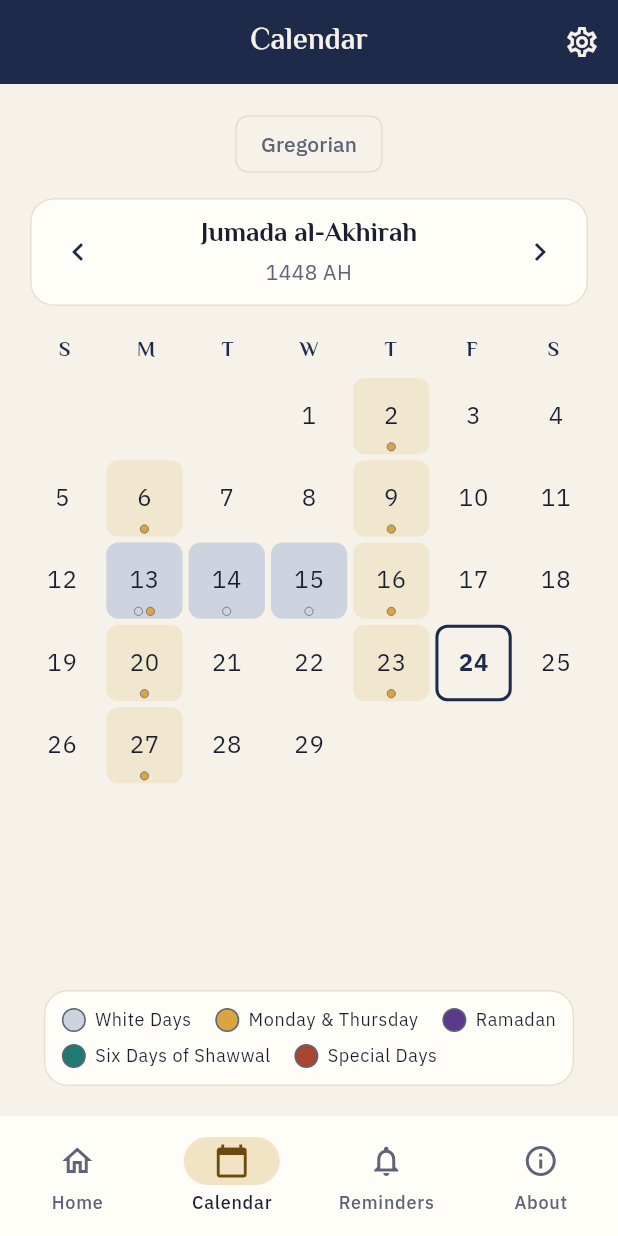
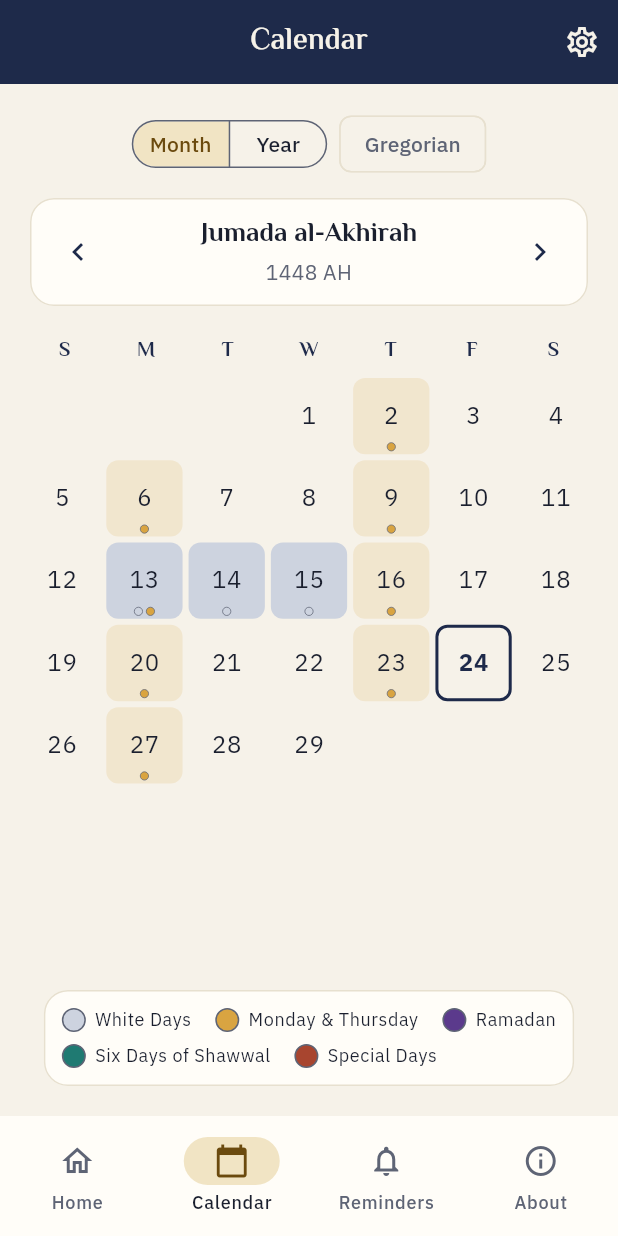
Before and after one commit to msalah104/Fasomo, a Flutter app: the screen it shows after launch, item 2 of the bottom bar chosen, on a phone screen of 412 x 824 dp. Run offline on Flutter 3.47's test engine with Material 3 defaults, Android fonts, the phone set to English and light mode, and no system bars; our stand-ins replace bloc_concurrency, clock, equatable, firebase_core, firebase_messaging, flutter_bloc and 6 more; accounts and stored records are empty.

Commit message:
feat: Hijri year view with fasting days marked
- A Month / Year switch above the calendar. The year view shows all twelve
  Hijri months as mini months, with each fasting day dotted in its type's
  colour, today ringed and the current month outlined and announced.
- Year navigation with directional arrows; a year outside the supported
  range keeps the last good year and shows a snackbar.
- Tapping a mini month opens it in the month view; Today also leaves the
  year view for the current month.
- Adaptive by the width the view is given (LayoutBuilder): two columns on
  compact, three on medium, four on expanded. Rows size to their tallest
  month, and the legend scrolls after the months so they get the room.
- Each mini month is a single screen-reader button named with its number of
  fasting days (ICU plural in English and Arabic).

Co-Authored-By: Claude Opus 5.5 <noreply@anthropic.com>
Claude-Session: https://claude.ai/code/session_01EHb8v8nzXoMwJ9rhxwRcaJ

```diff
--- a/lib/core/di/injection_container.dart
+++ b/lib/core/di/injection_container.dart
@@ -17,6 +17,7 @@ import 'package:fasomo/features/calendar/domain/repositories/calendar_preference
 import 'package:fasomo/features/calendar/domain/repositories/calendar_repository.dart';
 import 'package:fasomo/features/calendar/domain/usecases/get_current_hijri_month.dart';
 import 'package:fasomo/features/calendar/domain/usecases/get_hijri_month.dart';
+import 'package:fasomo/features/calendar/domain/usecases/get_hijri_year.dart';
 import 'package:fasomo/features/calendar/domain/usecases/get_show_gregorian_days.dart';
 import 'package:fasomo/features/calendar/domain/usecases/save_show_gregorian_days.dart';
 import 'package:fasomo/features/calendar/presentation/bloc/calendar_bloc.dart';
@@ -102,12 +103,14 @@ Future<void> init({PlatformServices? platform}) async {
       () => CalendarBloc(
         getCurrentHijriMonth: sl(),
         getHijriMonth: sl(),
+        getHijriYear: sl(),
         getShowGregorianDays: sl(),
         saveShowGregorianDays: sl(),
       ),
     )
     ..registerLazySingleton(() => GetCurrentHijriMonth(sl()))
     ..registerLazySingleton(() => GetHijriMonth(sl()))
+    ..registerLazySingleton(() => GetHijriYear(sl()))
     ..registerLazySingleton(() => GetShowGregorianDays(sl()))
     ..registerLazySingleton(() => SaveShowGregorianDays(sl()))
     ..registerLazySingleton<CalendarRepository>(
--- a/lib/features/calendar/data/repositories/calendar_repository_impl.dart
+++ b/lib/features/calendar/data/repositories/calendar_repository_impl.dart
@@ -5,6 +5,7 @@ import 'package:fasomo/core/calendar/hijri_date.dart';
 import 'package:fasomo/core/error/failures.dart';
 import 'package:fasomo/core/error/result.dart';
 import 'package:fasomo/features/calendar/domain/entities/calendar_day.dart';
+import 'package:fasomo/features/calendar/domain/entities/calendar_month.dart';
 import 'package:fasomo/features/calendar/domain/repositories/calendar_repository.dart';
 
 class CalendarRepositoryImpl implements CalendarRepository {
@@ -37,6 +38,21 @@ class CalendarRepositoryImpl implements CalendarRepository {
     ]);
   }
 
+  @override
+  Result<List<CalendarMonth>, CalendarFailure> getYear(int year) {
+    final months = <CalendarMonth>[];
+    for (var number = 1; number <= 12; number++) {
+      final month = HijriMonth(year, number);
+      switch (getMonth(month)) {
+        case Ok(value: final days):
+          months.add(CalendarMonth(month: month, days: days));
+        case Err(:final failure):
+          return Err(failure);
+      }
+    }
+    return Ok(months);
+  }
+
   CalendarFailure _outOfRange() => CalendarOutOfRange(
     minHijriYear: calendar.converter.minHijriYear,
     maxHijriYear: calendar.converter.maxHijriYear,
--- /dev/null
+++ b/lib/features/calendar/domain/entities/calendar_month.dart
@@ -0,0 +1,22 @@
+import 'package:equatable/equatable.dart';
+import 'package:fasomo/core/calendar/hijri_date.dart';
+import 'package:fasomo/features/calendar/domain/entities/calendar_day.dart';
+
+/// One Hijri month with its days, as drawn in the year view.
+class CalendarMonth extends Equatable {
+  const new({required this.month, required this.days});
+
+  final HijriMonth month;
+
+  /// Every day of [month], in order.
+  final List<CalendarDay> days;
+
+  /// Whether today falls in this month.
+  bool get containsToday => days.any((day) => day.isToday);
+
+  /// How many of the days are fasting days.
+  int get fastingDayCount => days.where((day) => day.isFastingDay).length;
+
+  @override
+  List<Object> get props => [month, days];
+}
--- a/lib/features/calendar/domain/repositories/calendar_repository.dart
+++ b/lib/features/calendar/domain/repositories/calendar_repository.dart
@@ -2,6 +2,7 @@ import 'package:fasomo/core/calendar/hijri_date.dart';
 import 'package:fasomo/core/error/failures.dart';
 import 'package:fasomo/core/error/result.dart';
 import 'package:fasomo/features/calendar/domain/entities/calendar_day.dart';
+import 'package:fasomo/features/calendar/domain/entities/calendar_month.dart';
 
 abstract interface class CalendarRepository {
   /// The Hijri month containing today.
@@ -9,4 +10,7 @@ abstract interface class CalendarRepository {
 
   /// Every day of [month], in order.
   Result<List<CalendarDay>, CalendarFailure> getMonth(HijriMonth month);
+
+  /// The twelve months of the Hijri [year], Muharram first.
+  Result<List<CalendarMonth>, CalendarFailure> getYear(int year);
 }
--- /dev/null
+++ b/lib/features/calendar/domain/usecases/get_hijri_year.dart
@@ -0,0 +1,17 @@
+import 'package:fasomo/core/error/failures.dart';
+import 'package:fasomo/core/error/result.dart';
+import 'package:fasomo/core/usecases/usecase.dart';
+import 'package:fasomo/features/calendar/domain/entities/calendar_month.dart';
+import 'package:fasomo/features/calendar/domain/repositories/calendar_repository.dart';
+
+/// The twelve months of a Hijri year; the parameter is the year.
+class GetHijriYear
+    implements UseCase<Result<List<CalendarMonth>, CalendarFailure>, int> {
+  const new(this.repository);
+
+  final CalendarRepository repository;
+
+  @override
+  Result<List<CalendarMonth>, CalendarFailure> call(int year) =>
+      repository.getYear(year);
+}
--- a/lib/features/calendar/presentation/bloc/calendar_bloc.dart
+++ b/lib/features/calendar/presentation/bloc/calendar_bloc.dart
@@ -5,8 +5,10 @@ import 'package:fasomo/core/error/failures.dart';
 import 'package:fasomo/core/error/result.dart';
 import 'package:fasomo/core/usecases/usecase.dart';
 import 'package:fasomo/features/calendar/domain/entities/calendar_day.dart';
+import 'package:fasomo/features/calendar/domain/entities/calendar_month.dart';
 import 'package:fasomo/features/calendar/domain/usecases/get_current_hijri_month.dart';
 import 'package:fasomo/features/calendar/domain/usecases/get_hijri_month.dart';
+import 'package:fasomo/features/calendar/domain/usecases/get_hijri_year.dart';
 import 'package:fasomo/features/calendar/domain/usecases/get_show_gregorian_days.dart';
 import 'package:fasomo/features/calendar/domain/usecases/save_show_gregorian_days.dart';
 import 'package:flutter_bloc/flutter_bloc.dart';
@@ -20,6 +22,7 @@ class CalendarBloc extends Bloc<CalendarEvent, CalendarState> {
   new({
     required this.getCurrentHijriMonth,
     required this.getHijriMonth,
+    required this.getHijriYear,
     required this.getShowGregorianDays,
     required this.saveShowGregorianDays,
   }) : super(
@@ -36,6 +39,10 @@ class CalendarBloc extends Bloc<CalendarEvent, CalendarState> {
     on<ChangeMonth>((event, emit) => _showMonth(event.month, emit));
     on<NextMonth>(_onNextMonth);
     on<PreviousMonth>(_onPreviousMonth);
+    on<ShowYearView>(_onShowYearView);
+    on<ShowMonthView>(_onShowMonthView);
+    on<NextYear>(_onNextYear);
+    on<PreviousYear>(_onPreviousYear);
     // Sequential, so two quick taps flip the setting twice.
     on<ToggleGregorianDays>(
       _onToggleGregorianDays,
@@ -45,6 +52,7 @@ class CalendarBloc extends Bloc<CalendarEvent, CalendarState> {
 
   final GetCurrentHijriMonth getCurrentHijriMonth;
   final GetHijriMonth getHijriMonth;
+  final GetHijriYear getHijriYear;
   final GetShowGregorianDays getShowGregorianDays;
   final SaveShowGregorianDays saveShowGregorianDays;
 
@@ -82,6 +90,7 @@ class CalendarBloc extends Bloc<CalendarEvent, CalendarState> {
         emit(
           state.copyWith(
             status: CalendarStatus.success,
+            view: CalendarView.month,
             days: days,
             previousDays: _daysOrEmpty(month.previous),
             nextDays: _daysOrEmpty(month.next),
@@ -91,6 +100,50 @@ class CalendarBloc extends Bloc<CalendarEvent, CalendarState> {
         );
       case Err(:final failure):
         // Keep the last good month visible; only the status changes.
+        emit(state.copyWith(status: CalendarStatus.error, failure: failure));
+    }
+  }
+
+  void _onShowYearView(ShowYearView event, Emitter<CalendarState> emit) {
+    final month = state.month;
+    if (month != null) _showYear(month.year, emit);
+  }
+
+  void _onShowMonthView(ShowMonthView event, Emitter<CalendarState> emit) {
+    // The month was already loaded; a year view failure no longer applies.
+    if (state.month != null) {
+      emit(
+        state.copyWith(
+          status: CalendarStatus.success,
+          view: CalendarView.month,
+        ),
+      );
+    }
+  }
+
+  void _onNextYear(NextYear event, Emitter<CalendarState> emit) {
+    final year = state.year;
+    if (year != null) _showYear(year + 1, emit);
+  }
+
+  void _onPreviousYear(PreviousYear event, Emitter<CalendarState> emit) {
+    final year = state.year;
+    if (year != null) _showYear(year - 1, emit);
+  }
+
+  void _showYear(int year, Emitter<CalendarState> emit) {
+    switch (getHijriYear(year)) {
+      case Ok(value: final months):
+        emit(
+          state.copyWith(
+            status: CalendarStatus.success,
+            view: CalendarView.year,
+            year: year,
+            yearMonths: months,
+          ),
+        );
+      case Err(:final failure):
+        // Keep the last good year visible; only the status changes.
         emit(state.copyWith(status: CalendarStatus.error, failure: failure));
     }
   }
--- a/lib/features/calendar/presentation/bloc/calendar_event.dart
+++ b/lib/features/calendar/presentation/bloc/calendar_event.dart
@@ -12,6 +12,7 @@ final class LoadCalendar extends CalendarEvent {
   const new();
 }
 
+/// Opens [month] in the month view, from any view.
 final class ChangeMonth extends CalendarEvent {
   const new(this.month);
 
@@ -39,3 +40,21 @@ final class GoToToday extends CalendarEvent {
 final class ToggleGregorianDays extends CalendarEvent {
   const new();
 }
+
+/// Shows the twelve months of the year of the shown month.
+final class ShowYearView extends CalendarEvent {
+  const new();
+}
+
+/// Returns from the year view to the month it was opened from.
+final class ShowMonthView extends CalendarEvent {
+  const new();
+}
+
+final class NextYear extends CalendarEvent {
+  const new();
+}
+
+final class PreviousYear extends CalendarEvent {
+  const new();
+}
--- a/lib/features/calendar/presentation/bloc/calendar_state.dart
+++ b/lib/features/calendar/presentation/bloc/calendar_state.dart
@@ -2,20 +2,27 @@ part of 'calendar_bloc.dart';
 
 enum CalendarStatus { initial, loading, success, error }
 
+/// Which view of the calendar is shown.
+enum CalendarView { month, year }
+
 class CalendarState extends Equatable {
   const new({
     this.status = CalendarStatus.initial,
+    this.view = CalendarView.month,
     this.days = const [],
     this.previousDays = const [],
     this.nextDays = const [],
     this.month,
     this.currentMonth,
+    this.year,
+    this.yearMonths = const [],
     this.showGregorianDays = false,
     this.failure,
     this.preferenceFailure,
   });
 
   final CalendarStatus status;
+  final CalendarView view;
   final List<CalendarDay> days;
 
   /// The days of the months either side of [month], so a swipe slides real
@@ -29,6 +36,12 @@ class CalendarState extends Equatable {
   /// The month containing today, as of the last time it was resolved.
   final HijriMonth? currentMonth;
 
+  /// The Hijri year of the year view; `null` until it is first opened.
+  final int? year;
+
+  /// The twelve months of [year], Muharram first.
+  final List<CalendarMonth> yearMonths;
+
   /// Whether each day cell also shows its Gregorian day number.
   final bool showGregorianDays;
   final CalendarFailure? failure;
@@ -36,16 +49,20 @@ class CalendarState extends Equatable {
   /// Set only on the state emitted right after a preference failed to save.
   final StorageFailure? preferenceFailure;
 
-  /// Whether the month containing today is the one shown.
-  bool get isShowingCurrentMonth => month != null && month == currentMonth;
+  /// Whether the month view shows the month containing today.
+  bool get isShowingCurrentMonth =>
+      view == CalendarView.month && month != null && month == currentMonth;
 
   CalendarState copyWith({
     CalendarStatus? status,
+    CalendarView? view,
     List<CalendarDay>? days,
     List<CalendarDay>? previousDays,
     List<CalendarDay>? nextDays,
     HijriMonth? month,
     HijriMonth? currentMonth,
+    int? year,
+    List<CalendarMonth>? yearMonths,
     bool? showGregorianDays,
     CalendarFailure? failure,
     StorageFailure? preferenceFailure,
@@ -53,11 +70,14 @@ class CalendarState extends Equatable {
     final nextStatus = status ?? this.status;
     return CalendarState(
       status: nextStatus,
+      view: view ?? this.view,
       days: days ?? this.days,
       previousDays: previousDays ?? this.previousDays,
       nextDays: nextDays ?? this.nextDays,
       month: month ?? this.month,
       currentMonth: currentMonth ?? this.currentMonth,
+      year: year ?? this.year,
+      yearMonths: yearMonths ?? this.yearMonths,
       showGregorianDays: showGregorianDays ?? this.showGregorianDays,
       failure: nextStatus == CalendarStatus.error
           ? failure ?? this.failure
@@ -69,11 +89,14 @@ class CalendarState extends Equatable {
   @override
   List<Object?> get props => [
     status,
+    view,
     days,
     previousDays,
     nextDays,
     month,
     currentMonth,
+    year,
+    yearMonths,
     showGregorianDays,
     failure,
     preferenceFailure,
--- a/lib/features/calendar/presentation/pages/calendar_page.dart
+++ b/lib/features/calendar/presentation/pages/calendar_page.dart
@@ -2,18 +2,21 @@ import 'dart:async';
 
 import 'package:fasomo/core/calendar/hijri_date.dart';
 import 'package:fasomo/features/calendar/domain/entities/calendar_day.dart';
+import 'package:fasomo/features/calendar/domain/entities/calendar_month.dart';
 import 'package:fasomo/features/calendar/presentation/bloc/calendar_bloc.dart';
 import 'package:fasomo/features/calendar/presentation/widgets/calendar_header.dart';
 import 'package:fasomo/features/calendar/presentation/widgets/calendar_legend.dart';
 import 'package:fasomo/features/calendar/presentation/widgets/calendar_month_pager.dart';
 import 'package:fasomo/features/calendar/presentation/widgets/calendar_toolbar.dart';
 import 'package:fasomo/features/calendar/presentation/widgets/calendar_weekday_headers.dart';
+import 'package:fasomo/features/calendar/presentation/widgets/calendar_year_view.dart';
 import 'package:fasomo/features/calendar/presentation/widgets/day_detail_sheet.dart';
 import 'package:fasomo/l10n/generated/app_localizations.dart';
 import 'package:flutter/material.dart';
 import 'package:flutter_bloc/flutter_bloc.dart';
 
-/// The Hijri month grid.
+/// The Hijri calendar: one month at a time, swiped sideways, or the twelve
+/// months of a year.
 ///
 /// Each day's badge and the action in the day sheet come from outside so
 /// this feature does not depend on the tracker; the app shell wires them.
@@ -32,7 +35,7 @@ class CalendarPage extends StatelessWidget {
   Widget build(BuildContext context) {
     return MultiBlocListener(
       listeners: [
-        // A failed month change keeps the last good month and shows a
+        // A failed month or year change keeps the last good one and shows a
         // snackbar.
         BlocListener<CalendarBloc, CalendarState>(
           listenWhen: (previous, current) =>
@@ -41,7 +44,12 @@ class CalendarPage extends StatelessWidget {
               current.days.isNotEmpty,
           listener: (context, state) => _showSnackBar(
             context,
-            AppLocalizations.of(context).monthUnavailable,
+            switch (state.view) {
+              CalendarView.month => AppLocalizations.of(
+                context,
+              ).monthUnavailable,
+              CalendarView.year => AppLocalizations.of(context).yearUnavailable,
+            },
           ),
         ),
         BlocListener<CalendarBloc, CalendarState>(
@@ -53,12 +61,22 @@ class CalendarPage extends StatelessWidget {
         ),
       ],
       child: BlocBuilder<CalendarBloc, CalendarState>(
-        builder: (context, state) => switch (state.month) {
-          final month? when state.days.isNotEmpty => _MonthView(
+        builder: (context, state) => switch (state) {
+          CalendarState(view: CalendarView.year, year: final year?)
+              when state.yearMonths.isNotEmpty =>
+            _CalendarFrame(
+              state: state,
+              child: _YearBody(year: year, months: state.yearMonths),
+            ),
+          CalendarState(month: final month?) when state.days.isNotEmpty =>
+            _CalendarFrame(
+              state: state,
+              child: _MonthBody(
                 month: month,
                 state: state,
                 dayBadgeBuilder: dayBadgeBuilder,
                 onDayTap: (day) => _showDay(context, day),
+              ),
             ),
           _ when state.status == CalendarStatus.error => const _CalendarError(),
           _ => const Center(child: CircularProgressIndicator()),
@@ -85,9 +103,47 @@ class CalendarPage extends StatelessWidget {
   }
 }
 
-/// One month: toolbar, month header, weekday names, the swipeable grid and
-/// the legend. Only built once a month has loaded.
-class _MonthView extends StatelessWidget {
+/// What every loaded view shares: the toolbar above and, in the month view,
+/// the legend pinned below. The year view scrolls its legend after the
+/// months, leaving the room to the mini months.
+class _CalendarFrame extends StatelessWidget {
+  const new({required this.state, required this.child});
+
+  final CalendarState state;
+  final Widget child;
+
+  @override
+  Widget build(BuildContext context) {
+    final bloc = context.read<CalendarBloc>();
+    return Padding(
+      padding: const EdgeInsets.all(16),
+      child: Column(
+        children: [
+          CalendarToolbar(
+            view: state.view,
+            showTodayButton: !state.isShowingCurrentMonth,
+            showGregorianDays: state.showGregorianDays,
+            onViewChanged: (view) => bloc.add(switch (view) {
+              CalendarView.month => const ShowMonthView(),
+              CalendarView.year => const ShowYearView(),
+            }),
+            onToday: () => bloc.add(const GoToToday()),
+            onToggleGregorianDays: () => bloc.add(const ToggleGregorianDays()),
+          ),
+          const SizedBox(height: 8),
+          Expanded(child: child),
+          if (state.view == CalendarView.month) ...[
+            const SizedBox(height: 16),
+            const CalendarLegend(),
+          ],
+        ],
+      ),
+    );
+  }
+}
+
+/// One month: its header, weekday names and the swipeable grid.
+class _MonthBody extends StatelessWidget {
   const new({
     required this.month,
     required this.state,
@@ -103,17 +159,8 @@ class _MonthView extends StatelessWidget {
   @override
   Widget build(BuildContext context) {
     final bloc = context.read<CalendarBloc>();
-    return Padding(
-      padding: const EdgeInsets.all(16),
-      child: Column(
+    return Column(
       children: [
-          CalendarToolbar(
-            showTodayButton: !state.isShowingCurrentMonth,
-            showGregorianDays: state.showGregorianDays,
-            onToday: () => bloc.add(const GoToToday()),
-            onToggleGregorianDays: () => bloc.add(const ToggleGregorianDays()),
-          ),
-          const SizedBox(height: 8),
         CalendarHeader(
           month: month,
           onPreviousMonth: () => bloc.add(const PreviousMonth()),
@@ -134,10 +181,40 @@ class _MonthView extends StatelessWidget {
             onMonthChanged: (month) => bloc.add(ChangeMonth(month)),
           ),
         ),
+      ],
+    );
+  }
+}
+
+/// One year: its header and the twelve mini months.
+class _YearBody extends StatelessWidget {
+  const new({required this.year, required this.months});
+
+  final int year;
+  final List<CalendarMonth> months;
+
+  @override
+  Widget build(BuildContext context) {
+    final localization = AppLocalizations.of(context);
+    final bloc = context.read<CalendarBloc>();
+    return Column(
+      children: [
+        CalendarPeriodHeader(
+          title: localization.hijriYear('$year'),
+          previousTooltip: localization.previousYear,
+          nextTooltip: localization.nextYear,
+          onPrevious: () => bloc.add(const PreviousYear()),
+          onNext: () => bloc.add(const NextYear()),
+        ),
         const SizedBox(height: 16),
-          const CalendarLegend(),
+        Expanded(
+          child: CalendarYearView(
+            months: months,
+            onMonthTap: (month) => bloc.add(ChangeMonth(month)),
+            footer: const CalendarLegend(),
+          ),
+        ),
       ],
-      ),
     );
   }
 }
--- a/lib/features/calendar/presentation/widgets/calendar_toolbar.dart
+++ b/lib/features/calendar/presentation/widgets/calendar_toolbar.dart
@@ -1,19 +1,25 @@
+import 'package:fasomo/features/calendar/presentation/bloc/calendar_bloc.dart';
 import 'package:fasomo/l10n/generated/app_localizations.dart';
 import 'package:flutter/material.dart';
 
-/// The row above the month: a Today button, shown only away from the current
-/// month, and the Gregorian day numbers toggle.
+/// The row above the calendar: the month/year view switch, a Today button
+/// shown only away from the current month, and the Gregorian day numbers
+/// toggle, which only applies to the month view.
 class CalendarToolbar extends StatelessWidget {
   const new({
+    required this.view,
     required this.showTodayButton,
     required this.showGregorianDays,
+    required this.onViewChanged,
     required this.onToday,
     required this.onToggleGregorianDays,
     super.key,
   });
 
+  final CalendarView view;
   final bool showTodayButton;
   final bool showGregorianDays;
+  final ValueChanged<CalendarView> onViewChanged;
   final VoidCallback onToday;
   final VoidCallback onToggleGregorianDays;
 
@@ -22,7 +28,30 @@ class CalendarToolbar extends StatelessWidget {
     final localization = AppLocalizations.of(context);
     // Wraps instead of overflowing on a narrow screen or at large text.
     return Wrap(
-      alignment: WrapAlignment.end,
+      alignment: WrapAlignment.spaceBetween,
+      crossAxisAlignment: WrapCrossAlignment.center,
+      spacing: 8,
+      runSpacing: 4,
+      children: [
+        SegmentedButton<CalendarView>(
+          segments: [
+            ButtonSegment(
+              value: CalendarView.month,
+              label: Text(localization.monthView),
+            ),
+            ButtonSegment(
+              value: CalendarView.year,
+              label: Text(localization.yearView),
+            ),
+          ],
+          selected: {view},
+          // Kept narrow so the row fits a small phone. The selection is also
+          // carried by the filled segment, the semantics and the view shown.
+          showSelectedIcon: false,
+          style: const ButtonStyle(visualDensity: VisualDensity.compact),
+          onSelectionChanged: (selection) => onViewChanged(selection.first),
+        ),
+        Wrap(
           crossAxisAlignment: WrapCrossAlignment.center,
           spacing: 8,
           runSpacing: 4,
@@ -37,6 +66,7 @@ class CalendarToolbar extends StatelessWidget {
                 ),
               ),
             // The check mark shows the state without relying on colour.
+            if (view == CalendarView.month)
               FilterChip(
                 label: Text(localization.gregorianDays),
                 tooltip: localization.gregorianDaysTooltip,
@@ -44,6 +74,8 @@ class CalendarToolbar extends StatelessWidget {
                 onSelected: (_) => onToggleGregorianDays(),
               ),
           ],
+        ),
+      ],
     );
   }
 }
--- a/lib/l10n/app_en.arb
+++ b/lib/l10n/app_en.arb
@@ -94,6 +94,34 @@
   },
   "gregorianDaysTooltip": "Show Gregorian day numbers",
   "calendarSettingSaveFailed": "Could not save the calendar setting",
+  "monthView": "Month",
+  "@monthView": {
+    "description": "Calendar view switch: one month at a time."
+  },
+  "yearView": "Year",
+  "@yearView": {
+    "description": "Calendar view switch: the twelve months of a Hijri year."
+  },
+  "previousYear": "Previous year",
+  "nextYear": "Next year",
+  "yearUnavailable": "This year is outside the supported calendar range",
+  "currentMonth": "Current month",
+  "@currentMonth": {
+    "description": "Screen-reader note on the month containing today in the year view."
+  },
+  "yearViewMonthLabel": "{month}, {count, plural, =0{no fasting days} =1{1 fasting day} other{{count} fasting days}}",
+  "@yearViewMonthLabel": {
+    "description": "Screen-reader label of a month in the year view; tapping it opens the month.",
+    "placeholders": {
+      "month": {
+        "type": "String",
+        "example": "Ramadan"
+      },
+      "count": {
+        "type": "int"
+      }
+    }
+  },
   "hijriYear": "{year} AH",
   "@hijriYear": {
     "description": "A Hijri year.",
```
Also changed, not shown: lib/features/calendar/presentation/widgets/calendar_mini_month.dart (added, +149 -0 lines), lib/features/calendar/presentation/widgets/calendar_year_view.dart (added, +90 -0 lines), lib/l10n/app_ar.arb (+7 -0 lines), lib/l10n/generated/app_localizations.dart, lib/l10n/generated/app_localizations_ar.dart, lib/l10n/generated/app_localizations_en.dart, 3 other files. Lines whose indentation alone changed are shown as unchanged.
